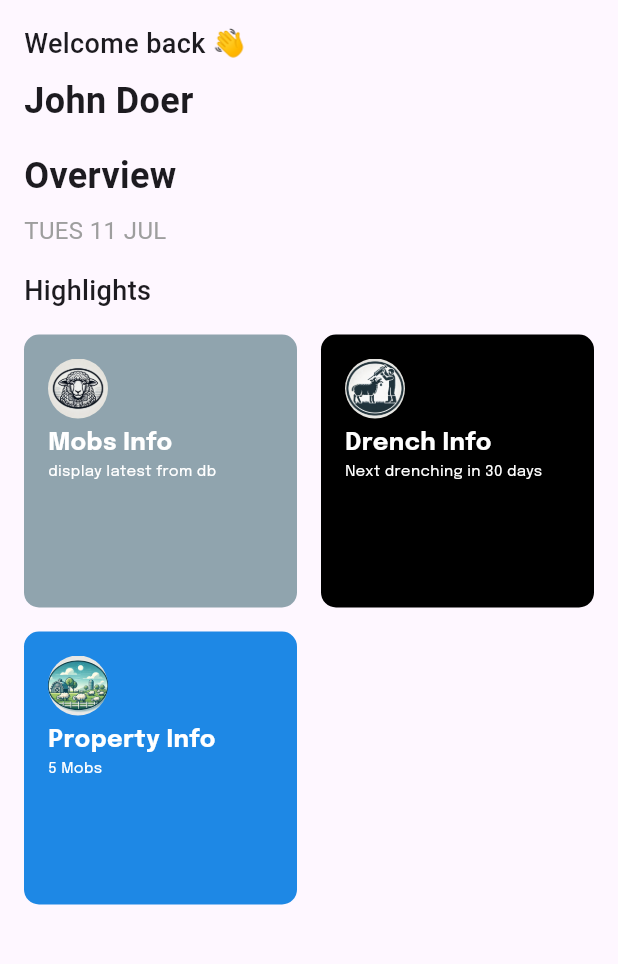
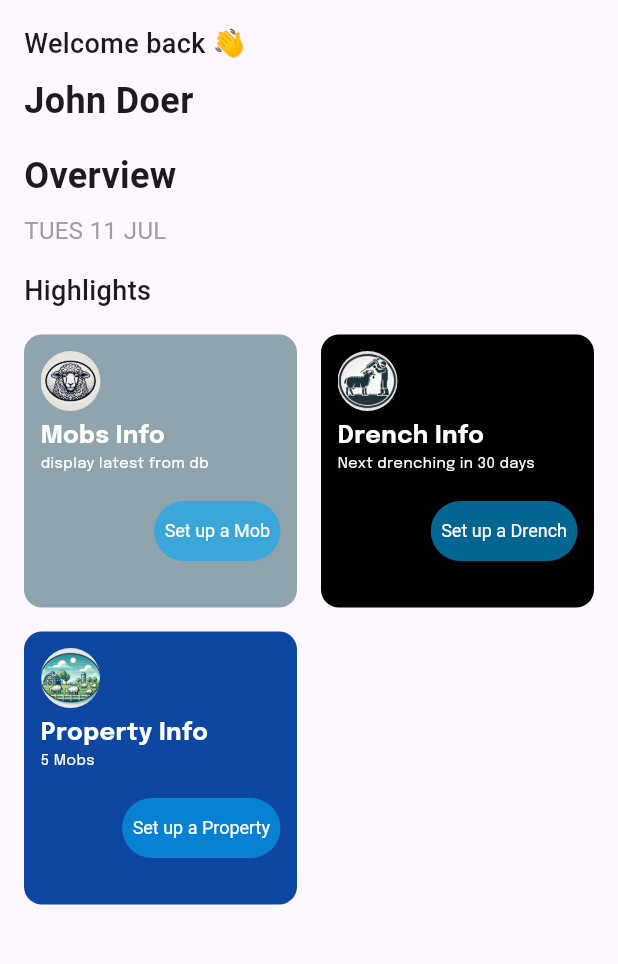
Before and after one commit to mn-nao-ren/drenchmate1017, a Flutter app: the DashboardScreen screen opened by its route, on a phone screen of 412 x 824 dp, the part 84-1048 px from its top. Run offline on Flutter 3.47's test engine with Material 3 defaults, Android fonts, the phone set to English and light mode, and no system bars; our stand-ins replace cloud_firestore, firebase_auth, firebase_core, google_fonts; accounts and stored records are empty.

Commit message:
fixed UI further, but still left bottom navbar

```diff
--- a/lib/presentation/components/highlight_card.dart
+++ b/lib/presentation/components/highlight_card.dart
@@ -7,26 +7,31 @@ class HighlightCard extends StatelessWidget {
   final String icon;
   final String title;
   final String subtitle;
-  final VoidCallback onTap;
+  final String buttonText;
+//  final VoidCallback onTap;
+  final VoidCallback onButtonPressed;
 
   const HighlightCard({
+    super.key,
     required this.color,
     required this.icon,
     required this.title,
     required this.subtitle,
-    required this.onTap,
+    required this.buttonText,
+    // required this.onTap,
+    required this.onButtonPressed,
   });
 
   @override
   Widget build(BuildContext context) {
     return GestureDetector(
-      onTap: onTap,
+      // onTap: onTap,
       child: Container(
-        padding: const EdgeInsets.all(16.0),
         decoration: BoxDecoration(
           color: color,
-          borderRadius: BorderRadius.circular(10.0),
+          borderRadius: BorderRadius.circular(12.0),
         ),
+        padding: const EdgeInsets.all(11.0),
         child: Column(
           crossAxisAlignment: CrossAxisAlignment.start,
           children: [
@@ -47,6 +52,21 @@ class HighlightCard extends StatelessWidget {
                   fontWeight: FontWeight.w400),
             ),
             // add a small button later on, eg Button(),
+            const SizedBox(height: 14),
+
+            Align(
+              alignment: Alignment.centerRight,
+              child: TextButton(
+                style: TextButton.styleFrom(
+                  padding: const EdgeInsets.all(7),
+                  backgroundColor: Colors.lightBlue.withOpacity(0.6),
+                  foregroundColor: Colors.white,
+                  textStyle: const TextStyle(fontSize: 12),
+                ),
+                onPressed: () {},
+                child: Text(buttonText),
+              ),
+            ),
           ],
         ),
       ),
--- a/lib/presentation/screens/dashboard_view.dart
+++ b/lib/presentation/screens/dashboard_view.dart
@@ -68,21 +68,30 @@ class DashboardScreen extends StatelessWidget {
                     icon: 'assets/icon/mob.png',
                     title: 'Mobs Info',
                     subtitle: 'display latest from db',
-                    onTap: () {},
+                    buttonText: 'Set up a Mob',
+                    onButtonPressed: () {
+                      // add actions
+                    },
                   ),
                   HighlightCard(
                     color: Colors.black,
                     icon: 'assets/icon/drench.png',
                     title: "Drench Info",
                     subtitle: 'Next drenching in 30 days',
-                    onTap: () {},
+                    buttonText: 'Set up a Drench',
+                    onButtonPressed: () {
+                      // add action
+                    },
                   ),
                   HighlightCard(
-                    color: Colors.blue.shade600,
+                    color: Colors.blue.shade900,
                     icon: 'assets/icon/property.png',
                     title: 'Property Info',
                     subtitle: '5 Mobs',
-                    onTap: () {},
+                    buttonText: 'Set up a Property',
+                    onButtonPressed: () {
+                      // add action
+                    },
                   ),
                 ],
               ),
@@ -91,15 +100,7 @@ class DashboardScreen extends StatelessWidget {
         ),
       ),
 
-      // bottomNavigationBar: BottomNavigationBar(
-      //   items: const [
-      //     BottomNavigationBarItem(
-      //       icon: Icon(Icons.person),
-      //       label: 'Profile',
-      //     ),
-      //     // Add more BottomNavigationBarItems as needed
-      //   ],
-      // ),
+      //how do you add a BottomNavigationBar properly here?
     );
   }
 }
```
